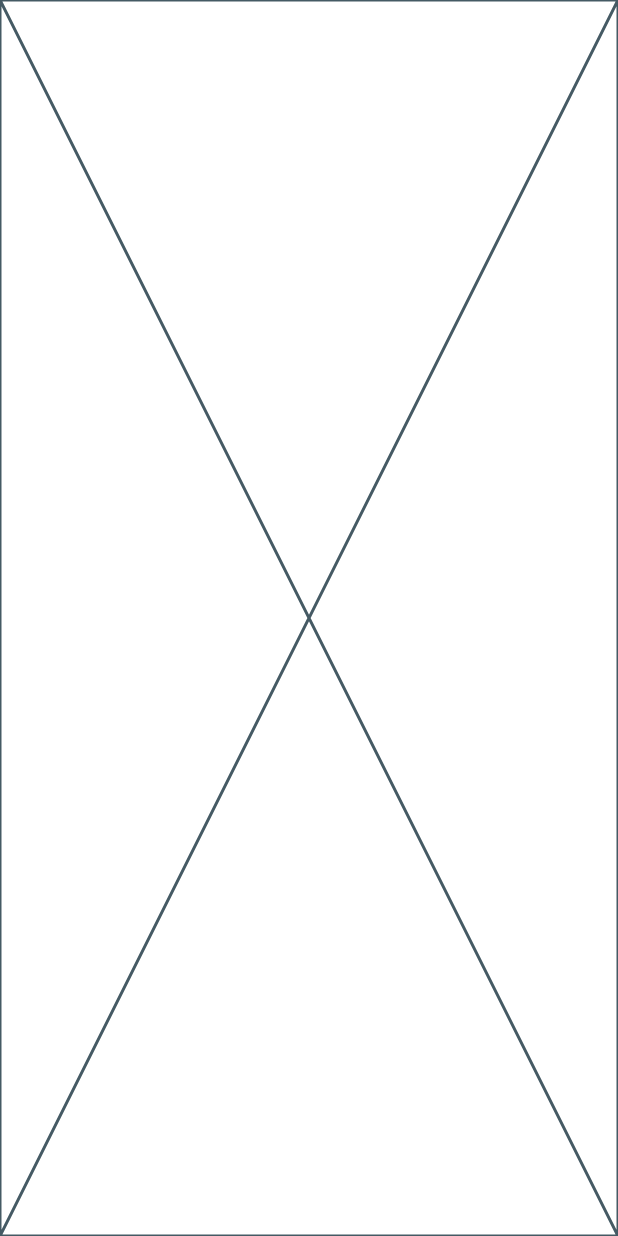
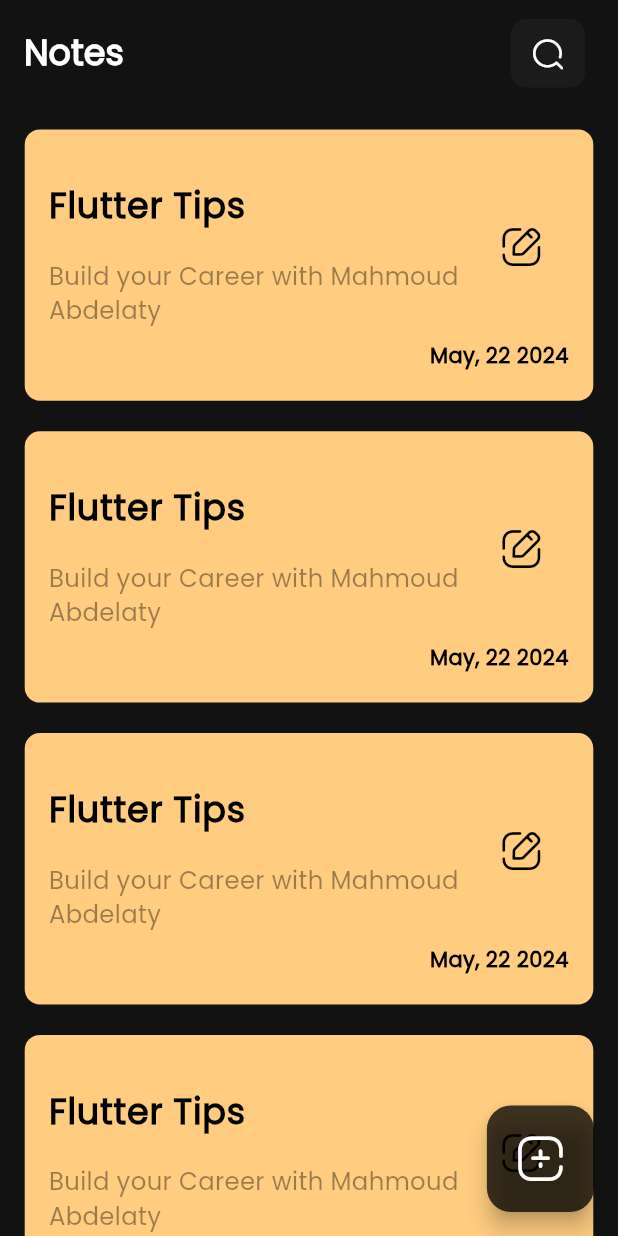
Before and after one commit to Mahmoud-Abdelaty/NoteIt, a Flutter app: the screen it shows after launch, on a phone screen of 412 x 824 dp. Run offline on Flutter 3.47's test engine with Material 3 defaults, Android fonts, the phone set to English and light mode, and no system bars; our stand-ins replace flutter_screenutil.

Commit message:
add home Notes view
Create note item and UI Notes Home View

```diff
--- /dev/null
+++ b/lib/features/home_view/notes_view.dart
@@ -0,0 +1,57 @@
+part of 'widgets/widgets.dart';
+
+class NotesView extends StatelessWidget {
+  const NotesView({super.key});
+
+  @override
+  Widget build(BuildContext context) {
+    return Scaffold(
+      appBar: AppBar(
+        toolbarHeight: 70.h,
+        title: Text(
+          'Notes',
+          style: AppTextStyle.black(fontSize: 23.sp),
+        ),
+        actions: [
+          Padding(
+            padding: EdgeInsets.symmetric(horizontal: 20.w),
+            child: Container(
+              width: 45.w,
+              height: 45.h,
+              decoration: BoxDecoration(
+                color: AppColors.white.withOpacity(0.04),
+                borderRadius: BorderRadius.circular(10.r),
+              ),
+              child: IconButton(
+                tooltip: 'Search',
+                onPressed: () {},
+                icon: Icon(
+                  IconBroken.Search,
+                  color: AppColors.white,
+                ),
+              ),
+            ),
+          ),
+        ],
+      ),
+      body: ListView.separated(
+        padding: EdgeInsets.symmetric(vertical: 15.h, horizontal: 15.w),
+        itemBuilder: (context, index) => NoteItem(),
+        separatorBuilder: (context, index) => SizedBox(height: 20.h),
+        itemCount: 10,
+      ),
+      floatingActionButton: SizedBox(
+        height: 70.h,
+        width: 65.w,
+        child: FloatingActionButton(
+          tooltip: 'Add Note',
+          child: Icon(
+            IconBroken.Plus,
+            color: AppColors.white,
+          ),
+          onPressed: () => print('Plyat'),
+        ),
+      ),
+    );
+  }
+}
--- /dev/null
+++ b/lib/features/home_view/widgets/note_item.dart
@@ -0,0 +1,64 @@
+part of 'widgets.dart';
+
+class NoteItem extends StatelessWidget {
+  const NoteItem({super.key});
+
+  @override
+  Widget build(BuildContext context) {
+    return Column(
+      children: [
+        Container(
+          padding: EdgeInsets.only(top: 25.h, bottom: 20.h),
+          decoration: BoxDecoration(
+            color: AppColors.color_1,
+            borderRadius: BorderRadius.circular(10.r),
+          ),
+          child: Column(
+            crossAxisAlignment: CrossAxisAlignment.end,
+            children: [
+              ListTile(
+                title: Text(
+                  'Flutter Tips',
+                  style: AppTextStyle.semiBold(
+                    fontSize: 23.sp,
+                    color: AppColors.black,
+                  ),
+                ),
+                subtitle: Padding(
+                  padding: EdgeInsets.only(top: 18.h),
+                  child: Text(
+                    'Build your Career with Mahmoud Abdelaty',
+                    style: AppTextStyle.medium(
+                      fontSize: 16.sp,
+                      color: AppColors.black.withOpacity(0.4),
+                    ),
+                  ),
+                ),
+                trailing: Padding(
+                  padding: EdgeInsets.only(bottom: 70.h),
+                  child: IconButton(
+                    onPressed: () {},
+                    icon: Icon(
+                      IconBroken.Edit_Square,
+                      color: AppColors.black,
+                      size: 30.sp,
+                    ),
+                  ),
+                ),
+              ),
+              Padding(
+                padding: EdgeInsets.only(right: 15.w),
+                child: Text(
+                  'May, 22 2024',
+                  style: AppTextStyle.black(
+                    color: AppColors.black,
+                  ),
+                ),
+              ),
+            ],
+          ),
+        ),
+      ],
+    );
+  }
+}
--- /dev/null
+++ b/lib/features/home_view/widgets/widgets.dart
@@ -0,0 +1,8 @@
+import 'package:flutter/material.dart';
+import 'package:flutter_screenutil/flutter_screenutil.dart';
+import 'package:note_it/core/utils/app_colors.dart';
+import 'package:note_it/core/utils/app_text.dart';
+import 'package:note_it/core/utils/icons_broken.dart';
+
+part '../notes_view.dart';
+part 'note_item.dart';
--- a/lib/main.dart
+++ b/lib/main.dart
@@ -1,6 +1,7 @@
 import 'package:flutter/material.dart';
 import 'package:flutter_screenutil/flutter_screenutil.dart';
 import 'package:note_it/core/utils/themes.dart';
+import 'package:note_it/features/home_view/widgets/widgets.dart';
 
 void main() {
   runApp(const MyApp());
@@ -23,7 +24,7 @@
           home: child,
         );
       },
-      child: const Dummy(),
+      child: const NotesView(),
     );
   }
 }
```
